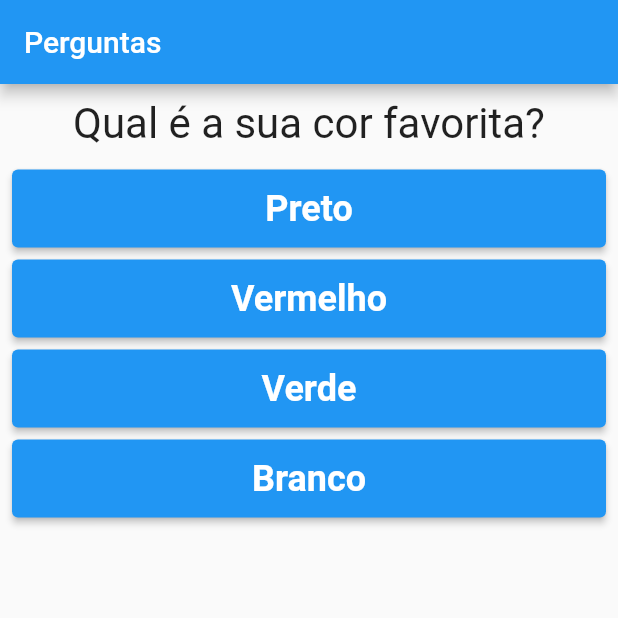
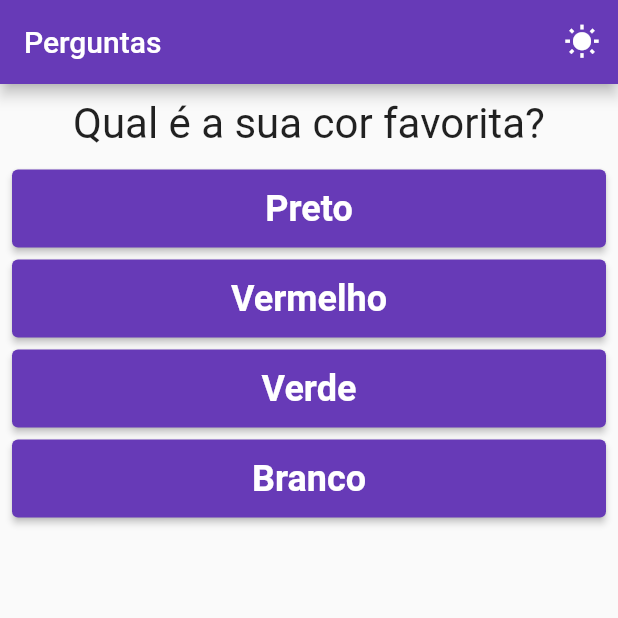
Before and after one commit to jhonatancassante/questionario_flutter, a Flutter app: the screen it shows after launch, on a phone screen of 412 x 824 dp, the top half of it. Run offline on Flutter 3.47's test engine with Material 2 defaults, Android fonts, the light colour scheme and no system bars.

Commit message:
Implementação do tema escuro

```diff
--- a/lib/main.dart
+++ b/lib/main.dart
@@ -7,13 +7,14 @@ main() => runApp(const PerguntaApp());
 class PerguntaAppState extends State<PerguntaApp> {
   var _perguntaSelecionada = 0;
   var _pontuacaoTotal = 0;
+  var _temaEscuro = false;
   final List<Map<String, Object>> _perguntas = const [
     {
       'texto': 'Qual é a sua cor favorita?',
       'respostas': [
-        {'texto': 'Preto', 'pontuacao': 10},
+        {'texto': 'Preto', 'pontuacao': 3},
         {'texto': 'Vermelho', 'pontuacao': 5},
-        {'texto': 'Verde', 'pontuacao': 3},
+        {'texto': 'Verde', 'pontuacao': 10},
         {'texto': 'Branco', 'pontuacao': 1},
       ],
     },
@@ -29,10 +30,10 @@ class PerguntaAppState extends State<PerguntaApp> {
     {
       'texto': 'Qual é o seu instrutor favorito?',
       'respostas': [
-        {'texto': 'Maria', 'pontuacao': 10},
-        {'texto': 'João', 'pontuacao': 5},
+        {'texto': 'Maria', 'pontuacao': 5},
+        {'texto': 'João', 'pontuacao': 1},
         {'texto': 'Leo', 'pontuacao': 3},
-        {'texto': 'Pedro', 'pontuacao': 1},
+        {'texto': 'Pedro', 'pontuacao': 10},
       ],
     },
   ];
@@ -57,12 +58,39 @@ class PerguntaAppState extends State<PerguntaApp> {
     return _perguntaSelecionada < _perguntas.length;
   }
 
+  void _mudarTema() {
+    _temaEscuro
+        ? setState(() {
+            _temaEscuro = false;
+          })
+        : setState(() {
+            _temaEscuro = true;
+          });
+  }
+
   @override
   Widget build(BuildContext context) {
     return MaterialApp(
+      theme: _temaEscuro
+          ? ThemeData(
+              brightness: Brightness.dark,
+              primaryColor: Colors.purple,
+              primarySwatch: Colors.purple,
+            )
+          : ThemeData(
+              brightness: Brightness.light,
+              primaryColor: Colors.deepPurple,
+              primarySwatch: Colors.deepPurple,
+            ),
       home: Scaffold(
         appBar: AppBar(
           title: const Text("Perguntas"),
+          actions: [
+            IconButton(
+              onPressed: _mudarTema,
+              icon: Icon(_temaEscuro ? Icons.nightlight_round : Icons.wb_sunny),
+            )
+          ],
         ),
         body: temPerguntaSelecionada
             ? Questionario(
--- a/lib/resposta.dart
+++ b/lib/resposta.dart
@@ -14,8 +14,6 @@ class Resposta extends StatelessWidget {
       child: ElevatedButton(
         onPressed: naSelecao,
         style: const ButtonStyle(
-          backgroundColor: MaterialStatePropertyAll<Color>(Colors.blue),
-          foregroundColor: MaterialStatePropertyAll<Color>(Colors.white),
           textStyle: MaterialStatePropertyAll<TextStyle>(TextStyle(
             fontSize: 24,
             fontWeight: FontWeight.bold,
--- a/lib/resultado.dart
+++ b/lib/resultado.dart
@@ -32,7 +32,6 @@ class Resultado extends StatelessWidget {
         TextButton(
           onPressed: quandoReiniciar,
           style: const ButtonStyle(
-            foregroundColor: MaterialStatePropertyAll<Color>(Colors.blue),
             textStyle: MaterialStatePropertyAll<TextStyle>(TextStyle(
               fontSize: 20,
               fontWeight: FontWeight.bold,
```
Also changed, not shown: 1 other file.
